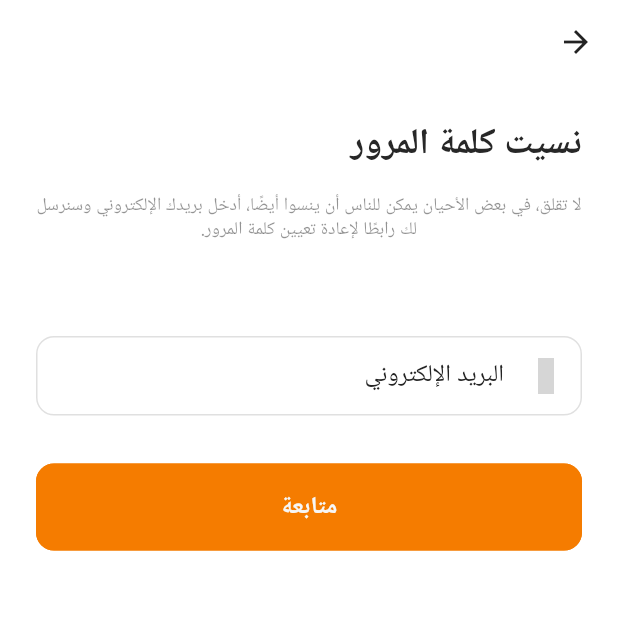
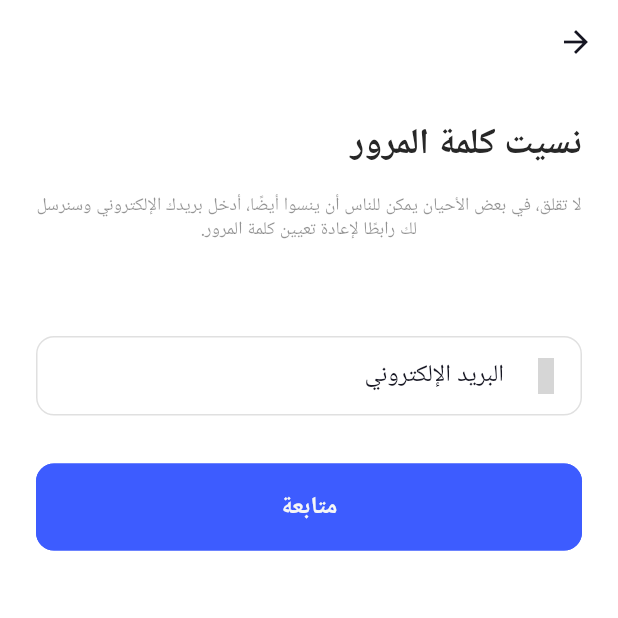
Before and after one commit to kareem-Abed/EdTech, a Flutter app: the screen it shows after launch, after a tap on "نسيت كلمة المرور؟", on a phone screen of 412 x 824 dp, the top half of it. Run offline on Flutter 3.47's test engine with Material 3 defaults, Android fonts, the phone set to English and light mode, and no system bars; our stand-ins replace cached_network_image, cloud_firestore, connectivity_plus, firebase_auth, firebase_core, firebase_messaging and 11 more; missing offline and left inert: persistent_bottom_nav_bar_plus; accounts and stored records are empty; project files that could hold a hidden picture were left out; grey boxes are pictures that could not be loaded.

Commit message:
color change

```diff
--- a/lib/features/authentication/screens/login/widgets/login_header.dart
+++ b/lib/features/authentication/screens/login/widgets/login_header.dart
@@ -1,8 +1,8 @@
 import 'package:flutter/material.dart';
-import 'package:edtech/utils/constants/image_strings.dart';
+// import 'package:edtech/utils/constants/image_strings.dart';
 import 'package:edtech/utils/constants/sizes.dart';
 import 'package:edtech/utils/constants/text_strings.dart';
-import 'package:edtech/utils/helpers/helper_functions.dart';
+// import 'package:edtech/utils/helpers/helper_functions.dart';
 
 class LoginHeader extends StatelessWidget {
   const LoginHeader({
@@ -11,7 +11,7 @@ class LoginHeader extends StatelessWidget {
 
   @override
   Widget build(BuildContext context) {
-    final dark = KHelperFunctions.isDarkMode(context);
+    // final dark = KHelperFunctions.isDarkMode(context);
     return Column(
       crossAxisAlignment: CrossAxisAlignment.center,
       children: [
@@ -22,9 +22,10 @@ class LoginHeader extends StatelessWidget {
         //       AssetImage(dark ? TImages.lightAppLogo : TImages.darkAppLogo),
         // ),
         CircleAvatar(
-          radius: 60,
-          backgroundImage:
-              AssetImage(dark ? KImages.lightAppLogo : KImages.darkAppLogo),
+          radius: 54,
+          // backgroundImage:
+          //     AssetImage(dark ? KImages.lightAppLogo : KImages.darkAppLogo),
+          backgroundColor: Colors.transparent,
         ),
 
         Text(
--- a/lib/utils/constants/colors.dart
+++ b/lib/utils/constants/colors.dart
@@ -1,9 +1,8 @@
 import 'package:flutter/material.dart';
 
 class KColors {
-  // App theme colors
-//  static const Color primary = Color(0xFF4b68ff);
-static const Color primary = Color(0xFFF57C00);
+// static const Color primary = Color(0xFFF57C00);
+  static const Color primary = Color(0xFF3D5CFF);
 
   static const Color secondary = Color(0xFFFFE24B);
   static const Color accent = Color(0xFFb0c7ff);
@@ -38,7 +37,7 @@ static const Color primary = Color(0xFFF57C00);
   static const Color info = Color(0xFF1976D2);
 
   // Neutral Shades
-  static const Color black = Color(0xFF232323);
+  static const Color black = Color(0xFF161622);
   static const Color darkerGrey = Color(0xFF4F4F4F);
   static const Color darkGrey = Color(0xFF939393);
   static const Color grey = Color(0xFFE0E0E0);
--- a/lib/utils/constants/text_strings.dart
+++ b/lib/utils/constants/text_strings.dart
@@ -108,7 +108,7 @@ class KTexts {
   static const String resendEmailIn = "إعادة إرسال البريد الإلكتروني في";
 
   // -- Authentication Headings
-  static const String loginTitle = "مرحبًا مجددًا،";
+  static const String loginTitle = "EdTech";
   static const String loginSubTitle =
       "اكتشف الخيارات اللامحدودة والراحة الفائقة.";
   static const String signupTitle = "لنقم بإنشاء حسابك";
--- a/lib/utils/popups/full_screen_loader.dart
+++ b/lib/utils/popups/full_screen_loader.dart
@@ -14,7 +14,7 @@ class KFullScreenLoader {
         canPop: false,
         child: Container(
           color: KHelperFunctions.isDarkMode(Get.context!)
-              ? KColors.dark
+              ? KColors.black
               : KColors.white,
           width: double.infinity,
           height: double.infinity,
```
